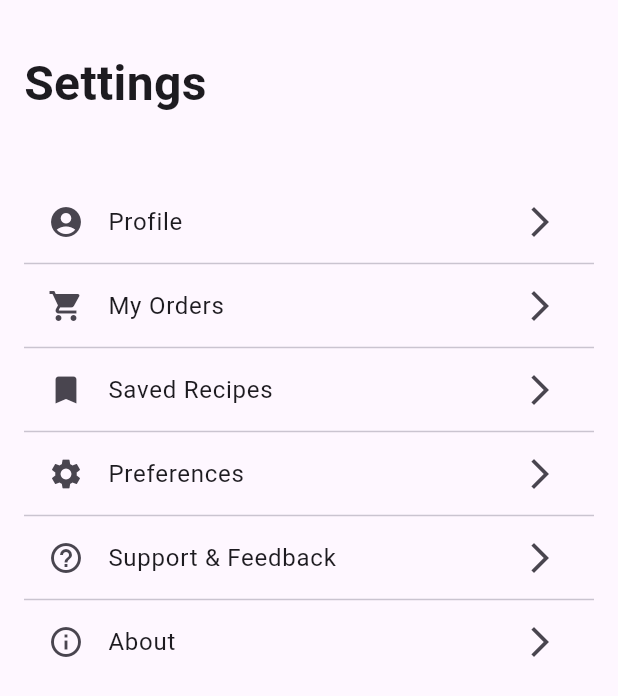
After one commit to dezingerpro/Fyp2, a Flutter app: the SettingsPage screen opened directly, on a phone screen of 412 x 824 dp. The commit adds this screen. Shown: the top 696 px of the screen. Run offline on Flutter 3.47's test engine with Material 3 defaults, Android fonts, the phone set to English and light mode, and no system bars; our stand-ins replace carousel_slider, dropdown_search, email_validator, flutter_rating_bar, shared_preferences, shimmer and 2 more; accounts and stored records are empty; network calls fail.

Commit message:
new changes

```diff
--- /dev/null
+++ b/lib/Navigation/settings.dart
@@ -0,0 +1,95 @@
+import 'package:flutter/material.dart';
+import 'package:fyp2/Navigation/user_profile.dart';
+
+import 'my_orders.dart';
+
+class SettingsPage extends StatelessWidget {
+  @override
+  Widget build(BuildContext context) {
+    return Scaffold(
+      body: Padding(
+        padding: EdgeInsets.only(
+            top: MediaQuery.of(context).size.height * 0.04,
+            left: 16,
+            right: 16),
+        child: Column(
+          crossAxisAlignment: CrossAxisAlignment.start,
+          children: <Widget>[
+            Text(
+              'Settings',
+              style: TextStyle(fontSize: 32, fontWeight: FontWeight.bold),
+            ),
+            SizedBox(
+              height: MediaQuery.of(context).size.height * 0.05,
+            ),
+            Expanded(
+              child: ListView(
+                children: ListTile.divideTiles(
+                  context: context,
+                  tiles: [
+                    _settingsItem(
+                      context,
+                      icon: Icons.account_circle,
+                      text: 'Profile',
+                      onTap: () => Navigator.push(
+                          context,
+                          MaterialPageRoute(
+                            builder: (context) => const UserProfilePage(),
+                          ))
+                    ),
+                    _settingsItem(
+                      context,
+                      icon: Icons.shopping_cart,
+                      text: 'My Orders',
+                      onTap: () => Navigator.push(
+                          context,
+                          MaterialPageRoute(
+                            builder: (context) => const MyOrdersPage(),
+                          ))        ,
+                    ),
+                    _settingsItem(
+                      context,
+                      icon: Icons.bookmark,
+                      text: 'Saved Recipes',
+                      onTap: () => print('Saved Recipes'),
+                    ),
+                    _settingsItem(
+                      context,
+                      icon: Icons.settings,
+                      text: 'Preferences',
+                      onTap: () => print('Preferences'),
+                    ),
+                    _settingsItem(
+                      context,
+                      icon: Icons.help_outline,
+                      text: 'Support & Feedback',
+                      onTap: () => print('Help and Support'),
+                    ),
+                    _settingsItem(
+                      context,
+                      icon: Icons.info_outline,
+                      text: 'About',
+                      onTap: () => print('About'),
+                    ),
+                  ],
+                ).toList(),
+              ),
+            ),
+          ],
+        ),
+      ),
+    );
+  }
+
+  Widget _settingsItem(BuildContext context,
+      {required IconData icon,
+      required String text,
+      required VoidCallback onTap}) {
+    return ListTile(
+      leading: Icon(icon),
+      title: Text(text),
+      trailing: Icon(Icons.arrow_forward_ios),
+      onTap: onTap,
+    );
+  }
+}
--- a/lib/Others/bottom_tabs.dart
+++ b/lib/Others/bottom_tabs.dart
@@ -1,6 +1,7 @@
 import 'package:flutter/material.dart';
 import 'package:fyp2/Main%20Page/search_page.dart';
 import '../Cart+Checkout/cart.dart';
+import '../Navigation/settings.dart';
 import '../Navigation/user_profile.dart';
 import '../grocery_screen.dart';
 import '../landing_page.dart';
@@ -67,7 +68,7 @@ class _MainScreenState extends State<MainScreen> {
             BottomNavigationBarItem(icon: Icon(Icons.food_bank), label: 'Recipes'),
             BottomNavigationBarItem(icon: Icon(Icons.production_quantity_limits), label: 'Grocery'),
             BottomNavigationBarItem(icon: Icon(Icons.shopping_cart), label: 'Cart'),
-            BottomNavigationBarItem(icon: Icon(Icons.person), label: 'Profile'),
+            BottomNavigationBarItem(icon: Icon(Icons.settings), label: 'Settings'),
           ],
           currentIndex: _selectedIndex,
           selectedItemColor: Colors.deepPurple,
@@ -105,7 +106,7 @@ class TabNavigator extends StatelessWidget {
         child = const CartPage(); // Replace with your RecipePage widget
         break;
       case 4:
-        child = const UserProfilePage();  // Replace with your GroceryPage widget
+        child = SettingsPage();  // Replace with your GroceryPage widget
         break;
     }
 
--- a/lib/main.dart
+++ b/lib/main.dart
@@ -28,7 +28,13 @@ class MyApp extends StatelessWidget {
       child: MaterialApp(
         title: 'Flutter Demo',
         theme: ThemeData(
-          primarySwatch: primary, // Ensure 'primary' is defined or use Colors.blue
+          primarySwatch: primary,
+          pageTransitionsTheme: PageTransitionsTheme(
+            builders: {
+              TargetPlatform.android: _CustomPageTransitionBuilder(),
+              TargetPlatform.iOS: _CustomPageTransitionBuilder(),
+            },
+          ),// Ensure 'primary' is defined or use Colors.blue
         ),
         navigatorKey: navigatorKey,
         home: const Splash_Screen(), // Make sure Splash_Screen is correctly implemented
@@ -37,3 +43,19 @@ class MyApp extends StatelessWidget {
     );
   }
 }
+
+class _CustomPageTransitionBuilder extends PageTransitionsBuilder {
+  @override
+  Widget buildTransitions<T>(PageRoute<T> route, BuildContext context, Animation<double> animation, Animation<double> secondaryAnimation, Widget child) {
+    var begin = Offset(1.0, 0.0);
+    var end = Offset.zero;
+    var curve = Curves.easeInOut;
+    var tween = Tween(begin: begin, end: end).chain(CurveTween(curve: curve));
+    var offsetAnimation = animation.drive(tween);
+
+    return SlideTransition(
+      position: offsetAnimation,
+      child: child,
+    );
+  }
+}
--- a/pubspec.yaml
+++ b/pubspec.yaml
@@ -29,6 +29,7 @@ dependencies:
   email_validator: ^2.1.17
   flutter_spinkit: ^5.1.0
   intl: ^0.19.0
+  shimmer: ^3.0.0
 
 dev_dependencies:
   flutter_test:
```
Also changed, not shown: lib/Admin/add_recipe.dart (+4 -4 lines), lib/Navigation/user_profile.dart (+84 -3 lines), lib/landing_page.dart (+22 -1 lines), pubspec.lock.
